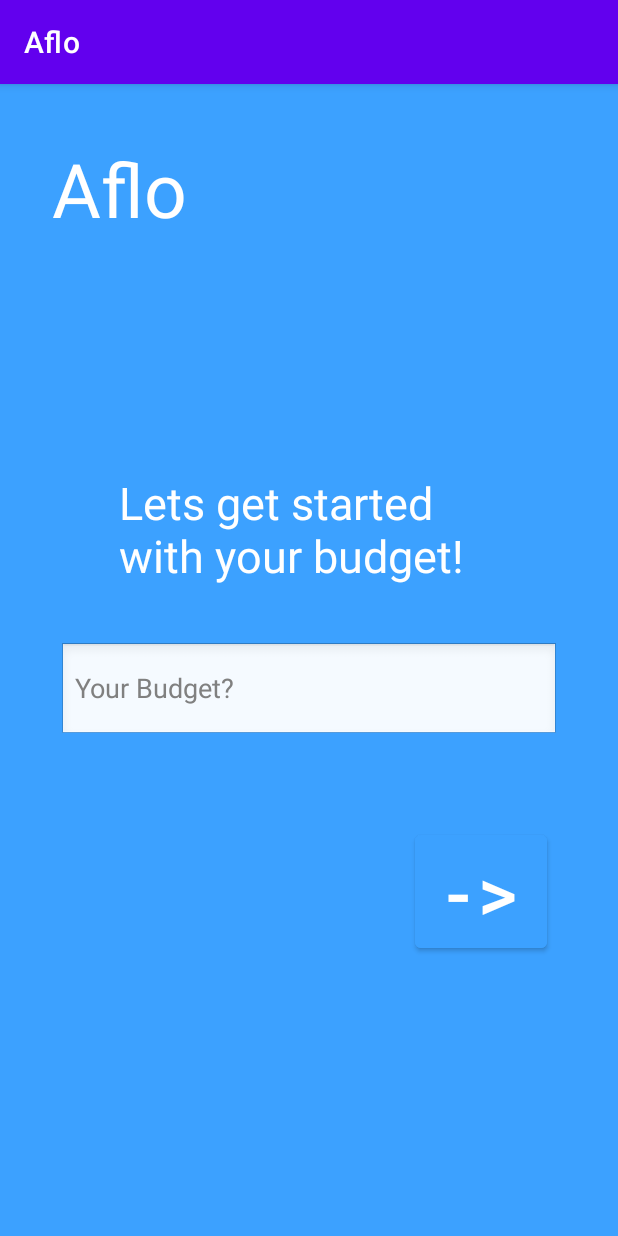
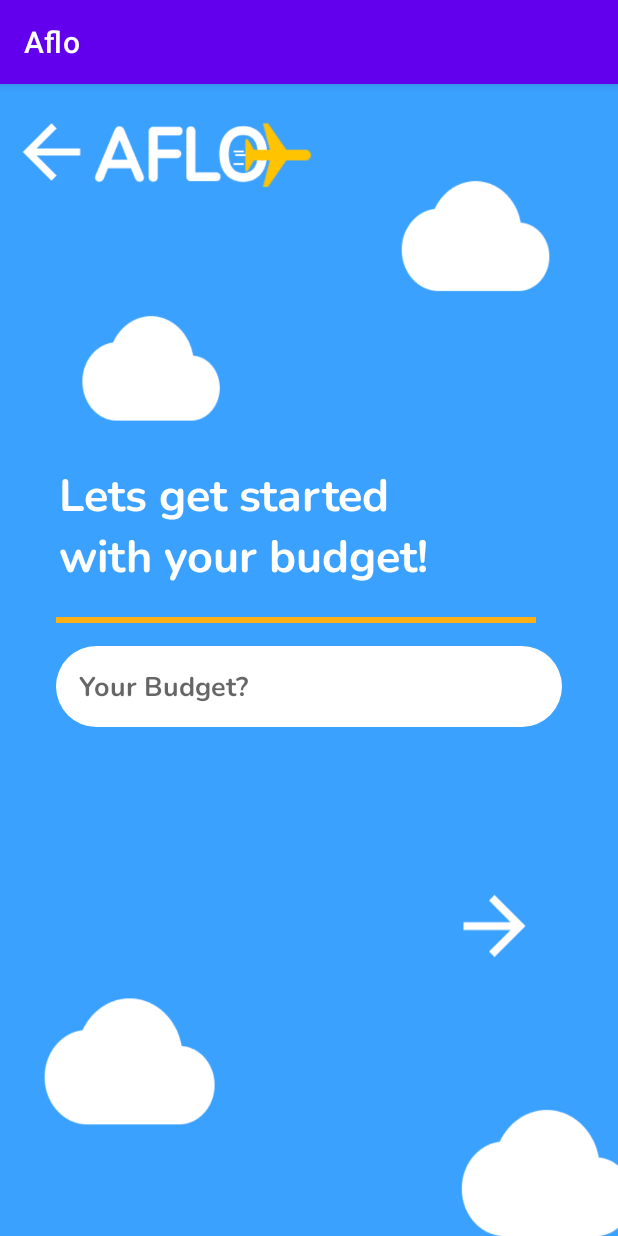
Before and after one commit to ahanani/Aflo, an Android app: the MainMenu screen opened directly, with no data from a screen before it, after a tap on "PLAN YOUR TRIP", on a phone screen of 412 x 824 dp. Run offline under Robolectric (Android 15) with nearby library versions, the phone set to English and light mode, and no system bars.

Commit message:
fragment fix/edge cases/ui improvement

```diff
--- a/app/src/main/AndroidManifest.xml
+++ b/app/src/main/AndroidManifest.xml
@@ -37,7 +37,7 @@
             android:name=".OriginSelection"
             android:exported="false" />
         <activity
-            android:name=".BudgetSelection"
+            android:name=".SelectionsPage"
             android:exported="false" />
         <activity
             android:name=".MainMenu"
--- a/app/src/main/java/com/example/aflo/BudgetSelection.java
+++ /dev/null
@@ -1,28 +0,0 @@
-package com.example.aflo;
-
-import androidx.appcompat.app.AppCompatActivity;
-
-import android.content.Intent;
-import android.os.Bundle;
-import android.util.Log;
-import android.view.View;
-
-import com.google.android.material.textfield.TextInputEditText;
-
-public class BudgetSelection extends AppCompatActivity {
-
-    @Override
-    protected void onCreate(Bundle savedInstanceState) {
-        super.onCreate(savedInstanceState);
-        setContentView(R.layout.activity_budget_selection);
-    }
-
-    public void toOriginSelection(View view) {
-        TextInputEditText input = findViewById(R.id.budgetSelectionInput);
-        Bundle bundle = new Bundle();
-        Log.d("Budget", ""+Integer.parseInt(input.getText().toString()));
-        bundle.putInt("BudgetSelection",Integer.parseInt(input.getText().toString()));
-        Intent intent = new Intent(this, OriginSelection.class);
-        startActivity(intent, bundle);
-    }
-}
--- /dev/null
+++ b/app/src/main/java/com/example/aflo/BudgetSelectionFragment.java
@@ -0,0 +1,64 @@
+package com.example.aflo;
+
+import android.os.Bundle;
+
+import androidx.fragment.app.Fragment;
+
+import android.view.LayoutInflater;
+import android.view.View;
+import android.view.ViewGroup;
+
+/**
+ * A simple {@link Fragment} subclass.
+ * Use the {@link BudgetSelectionFragment#newInstance} factory method to
+ * create an instance of this fragment.
+ */
+public class BudgetSelectionFragment extends Fragment {
+
+    // TODO: Rename parameter arguments, choose names that match
+    // the fragment initialization parameters, e.g. ARG_ITEM_NUMBER
+    private static final String ARG_PARAM1 = "param1";
+    private static final String ARG_PARAM2 = "param2";
+
+    // TODO: Rename and change types of parameters
+    private String mParam1;
+    private String mParam2;
+
+    public BudgetSelectionFragment() {
+        // Required empty public constructor
+    }
+
+    /**
+     * Use this factory method to create a new instance of
+     * this fragment using the provided parameters.
+     *
+     * @param param1 Parameter 1.
+     * @param param2 Parameter 2.
+     * @return A new instance of fragment BudgetSelectionFragment.
+     */
+    // TODO: Rename and change types and number of parameters
+    public static BudgetSelectionFragment newInstance(String param1, String param2) {
+        BudgetSelectionFragment fragment = new BudgetSelectionFragment();
+        Bundle args = new Bundle();
+        args.putString(ARG_PARAM1, param1);
+        args.putString(ARG_PARAM2, param2);
+        fragment.setArguments(args);
+        return fragment;
+    }
+
+    @Override
+    public void onCreate(Bundle savedInstanceState) {
+        super.onCreate(savedInstanceState);
+        if (getArguments() != null) {
+            mParam1 = getArguments().getString(ARG_PARAM1);
+            mParam2 = getArguments().getString(ARG_PARAM2);
+        }
+    }
+
+    @Override
+    public View onCreateView(LayoutInflater inflater, ViewGroup container,
+                             Bundle savedInstanceState) {
+        // Inflate the layout for this fragment
+        return inflater.inflate(R.layout.fragment_budget_selection, container, false);
+    }
+}
--- /dev/null
+++ b/app/src/main/java/com/example/aflo/DateSelectionFragment.java
@@ -0,0 +1,64 @@
+package com.example.aflo;
+
+import android.os.Bundle;
+
+import androidx.fragment.app.Fragment;
+
+import android.view.LayoutInflater;
+import android.view.View;
+import android.view.ViewGroup;
+
+/**
+ * A simple {@link Fragment} subclass.
+ * Use the {@link DateSelectionFragment#newInstance} factory method to
+ * create an instance of this fragment.
+ */
+public class DateSelectionFragment extends Fragment {
+
+    // TODO: Rename parameter arguments, choose names that match
+    // the fragment initialization parameters, e.g. ARG_ITEM_NUMBER
+    private static final String ARG_PARAM1 = "param1";
+    private static final String ARG_PARAM2 = "param2";
+
+    // TODO: Rename and change types of parameters
+    private String mParam1;
+    private String mParam2;
+
+    public DateSelectionFragment() {
+        // Required empty public constructor
+    }
+
+    /**
+     * Use this factory method to create a new instance of
+     * this fragment using the provided parameters.
+     *
+     * @param param1 Parameter 1.
+     * @param param2 Parameter 2.
+     * @return A new instance of fragment DateSelectionFragment.
+     */
+    // TODO: Rename and change types and number of parameters
+    public static DateSelectionFragment newInstance(String param1, String param2) {
+        DateSelectionFragment fragment = new DateSelectionFragment();
+        Bundle args = new Bundle();
+        args.putString(ARG_PARAM1, param1);
+        args.putString(ARG_PARAM2, param2);
+        fragment.setArguments(args);
+        return fragment;
+    }
+
+    @Override
+    public void onCreate(Bundle savedInstanceState) {
+        super.onCreate(savedInstanceState);
+        if (getArguments() != null) {
+            mParam1 = getArguments().getString(ARG_PARAM1);
+            mParam2 = getArguments().getString(ARG_PARAM2);
+        }
+    }
+
+    @Override
+    public View onCreateView(LayoutInflater inflater, ViewGroup container,
+                             Bundle savedInstanceState) {
+        // Inflate the layout for this fragment
+        return inflater.inflate(R.layout.fragment_date_selection, container, false);
+    }
+}
--- /dev/null
+++ b/app/src/main/java/com/example/aflo/DestinationSelectionFragment.java
@@ -0,0 +1,64 @@
+package com.example.aflo;
+
+import android.os.Bundle;
+
+import androidx.fragment.app.Fragment;
+
+import android.view.LayoutInflater;
+import android.view.View;
+import android.view.ViewGroup;
+
+/**
+ * A simple {@link Fragment} subclass.
+ * Use the {@link DestinationSelectionFragment#newInstance} factory method to
+ * create an instance of this fragment.
+ */
+public class DestinationSelectionFragment extends Fragment {
+
+    // TODO: Rename parameter arguments, choose names that match
+    // the fragment initialization parameters, e.g. ARG_ITEM_NUMBER
+    private static final String ARG_PARAM1 = "param1";
+    private static final String ARG_PARAM2 = "param2";
+
+    // TODO: Rename and change types of parameters
+    private String mParam1;
+    private String mParam2;
+
+    public DestinationSelectionFragment() {
+        // Required empty public constructor
+    }
+
+    /**
+     * Use this factory method to create a new instance of
+     * this fragment using the provided parameters.
+     *
+     * @param param1 Parameter 1.
+     * @param param2 Parameter 2.
+     * @return A new instance of fragment DestinationSelectionFragment.
+     */
+    // TODO: Rename and change types and number of parameters
+    public static DestinationSelectionFragment newInstance(String param1, String param2) {
+        DestinationSelectionFragment fragment = new DestinationSelectionFragment();
+        Bundle args = new Bundle();
+        args.putString(ARG_PARAM1, param1);
+        args.putString(ARG_PARAM2, param2);
+        fragment.setArguments(args);
+        return fragment;
+    }
+
+    @Override
+    public void onCreate(Bundle savedInstanceState) {
+        super.onCreate(savedInstanceState);
+        if (getArguments() != null) {
+            mParam1 = getArguments().getString(ARG_PARAM1);
+            mParam2 = getArguments().getString(ARG_PARAM2);
+        }
+    }
+
+    @Override
+    public View onCreateView(LayoutInflater inflater, ViewGroup container,
+                             Bundle savedInstanceState) {
+        // Inflate the layout for this fragment
+        return inflater.inflate(R.layout.fragment_destination_selection, container, false);
+    }
+}
--- a/app/src/main/java/com/example/aflo/MainMenu.java
+++ b/app/src/main/java/com/example/aflo/MainMenu.java
@@ -16,7 +16,7 @@ public class MainMenu extends AppCompatActivity {
     }
 
     public void planTrip(View view) {
-        Intent intent = new Intent(this, BudgetSelection.class);
+        Intent intent = new Intent(this, SelectionsPage.class);
         startActivity(intent);
     }
 }
--- /dev/null
+++ b/app/src/main/java/com/example/aflo/OriginSelectionFragment.java
@@ -0,0 +1,64 @@
+package com.example.aflo;
+
+import android.os.Bundle;
+
+import androidx.fragment.app.Fragment;
+
+import android.view.LayoutInflater;
+import android.view.View;
+import android.view.ViewGroup;
+
+/**
+ * A simple {@link Fragment} subclass.
+ * Use the {@link OriginSelectionFragment#newInstance} factory method to
+ * create an instance of this fragment.
+ */
+public class OriginSelectionFragment extends Fragment {
+
+    // TODO: Rename parameter arguments, choose names that match
+    // the fragment initialization parameters, e.g. ARG_ITEM_NUMBER
+    private static final String ARG_PARAM1 = "param1";
+    private static final String ARG_PARAM2 = "param2";
+
+    // TODO: Rename and change types of parameters
+    private String mParam1;
+    private String mParam2;
+
+    public OriginSelectionFragment() {
+        // Required empty public constructor
+    }
+
+    /**
+     * Use this factory method to create a new instance of
+     * this fragment using the provided parameters.
+     *
+     * @param param1 Parameter 1.
+     * @param param2 Parameter 2.
+     * @return A new instance of fragment OriginSelectionFragment.
+     */
+    // TODO: Rename and change types and number of parameters
+    public static OriginSelectionFragment newInstance(String param1, String param2) {
+        OriginSelectionFragment fragment = new OriginSelectionFragment();
+        Bundle args = new Bundle();
+        args.putString(ARG_PARAM1, param1);
+        args.putString(ARG_PARAM2, param2);
+        fragment.setArguments(args);
+        return fragment;
+    }
+
+    @Override
+    public void onCreate(Bundle savedInstanceState) {
+        super.onCreate(savedInstanceState);
+        if (getArguments() != null) {
+            mParam1 = getArguments().getString(ARG_PARAM1);
+            mParam2 = getArguments().getString(ARG_PARAM2);
+        }
+    }
+
+    @Override
+    public View onCreateView(LayoutInflater inflater, ViewGroup container,
+                             Bundle savedInstanceState) {
+        // Inflate the layout for this fragment
+        return inflater.inflate(R.layout.fragment_origin_selection, container, false);
+    }
+}
--- /dev/null
+++ b/app/src/main/res/drawable-v24/round_corner_edittext.xml
@@ -0,0 +1,11 @@
+<?xml version="1.0" encoding="utf-8"?>
+<shape
+    xmlns:android="http://schemas.android.com/apk/res/android">
+
+    <solid android:color="#FFFFFF" />
+    <corners
+        android:bottomLeftRadius="30dp"
+        android:bottomRightRadius="30dp"
+        android:topLeftRadius="30dp"
+        android:topRightRadius="30dp"/>
+</shape>
--- /dev/null
+++ b/app/src/main/res/drawable/ic_baseline_arrow_back_24.xml
@@ -0,0 +1,5 @@
+<vector android:height="24dp" android:tint="#FFFFFF"
+    android:viewportHeight="24" android:viewportWidth="24"
+    android:width="24dp" xmlns:android="http://schemas.android.com/apk/res/android">
+    <path android:fillColor="@android:color/white" android:pathData="M20,11H7.83l5.59,-5.59L12,4l-8,8 8,8 1.41,-1.41L7.83,13H20v-2z"/>
+</vector>
--- /dev/null
+++ b/app/src/main/res/drawable/ic_baseline_arrow_forward_24.xml
@@ -0,0 +1,5 @@
+<vector android:height="24dp" android:tint="#FFFFFF"
+    android:viewportHeight="24" android:viewportWidth="24"
+    android:width="24dp" xmlns:android="http://schemas.android.com/apk/res/android">
+    <path android:fillColor="@android:color/white" android:pathData="M12,4l-1.41,1.41L16.17,11H4v2h12.17l-5.58,5.59L12,20l8,-8z"/>
+</vector>
--- a/app/src/main/res/layout/activity_budget_selection.xml
+++ /dev/null
@@ -1,67 +0,0 @@
-<?xml version="1.0" encoding="utf-8"?>
-<androidx.constraintlayout.widget.ConstraintLayout xmlns:android="http://schemas.android.com/apk/res/android"
-    xmlns:app="http://schemas.android.com/apk/res-auto"
-    xmlns:tools="http://schemas.android.com/tools"
-    android:layout_width="match_parent"
-    android:layout_height="match_parent"
-    tools:context=".BudgetSelection"
-    android:background="#3CA1FF"
-    android:theme="@android:style/Theme.NoTitleBar.Fullscreen">
-
-    <TextView
-        android:id="@+id/AfloBudgetSelection"
-        android:layout_width="wrap_content"
-        android:layout_height="wrap_content"
-        android:text="@string/aflo"
-        android:textColor="#FFFFFF"
-        android:textSize="50sp"
-        app:layout_constraintBottom_toBottomOf="parent"
-        app:layout_constraintEnd_toEndOf="parent"
-        app:layout_constraintHorizontal_bias="0.108"
-        app:layout_constraintStart_toStartOf="parent"
-        app:layout_constraintTop_toTopOf="parent"
-        app:layout_constraintVertical_bias="0.051" />
-
-    <TextView
-        android:id="@+id/budgetSelectionPrompt"
-        android:layout_width="252dp"
-        android:layout_height="80dp"
-        android:text="@string/lets_get_started_with_your_budget"
-        android:textColor="#FFFFFF"
-        android:textSize="30sp"
-        app:layout_constraintBottom_toBottomOf="parent"
-        app:layout_constraintEnd_toEndOf="parent"
-        app:layout_constraintHorizontal_bias="0.496"
-        app:layout_constraintStart_toStartOf="parent"
-        app:layout_constraintTop_toTopOf="parent"
-        app:layout_constraintVertical_bias="0.376" />
-
-    <com.google.android.material.textfield.TextInputEditText
-        android:id="@+id/budgetSelectionInput"
-        android:layout_width="333dp"
-        android:layout_height="66dp"
-        android:hint="@string/your_budget"
-        app:layout_constraintBottom_toBottomOf="parent"
-        app:layout_constraintEnd_toEndOf="parent"
-        app:layout_constraintStart_toStartOf="parent"
-        app:layout_constraintTop_toTopOf="parent"
-        app:layout_constraintVertical_bias="0.53" />
-
-    <Button
-        android:id="@+id/button4"
-        android:layout_width="wrap_content"
-        android:layout_height="wrap_content"
-        android:backgroundTint="#3CA1FF"
-        android:text="@string/arrow"
-        android:textColor="#FFFFFF"
-        android:textSize="50sp"
-        android:onClick="toOriginSelection"
-        app:layout_constraintBottom_toBottomOf="parent"
-        app:layout_constraintEnd_toEndOf="parent"
-        app:layout_constraintHorizontal_bias="0.854"
-        app:layout_constraintStart_toStartOf="parent"
-        app:layout_constraintTop_toTopOf="parent"
-        app:layout_constraintVertical_bias="0.727" />
-
-
-</androidx.constraintlayout.widget.ConstraintLayout>
--- a/app/src/main/res/layout/activity_row.xml
+++ b/app/src/main/res/layout/activity_row.xml
@@ -64,7 +64,7 @@
             android:width="280dp"
             android:paddingHorizontal="10dp"
             android:text="@string/detail"
-            android:textColor="@color/yellow"
+            android:textColor="@color/progress_bar_yellow"
             android:textSize="12sp"
             app:layout_constraintBottom_toBottomOf="parent"
             app:layout_constraintEnd_toEndOf="parent"
--- /dev/null
+++ b/app/src/main/res/layout/activity_selections_page.xml
@@ -0,0 +1,48 @@
+<?xml version="1.0" encoding="utf-8"?>
+<androidx.constraintlayout.widget.ConstraintLayout xmlns:android="http://schemas.android.com/apk/res/android"
+    xmlns:app="http://schemas.android.com/apk/res-auto"
+    xmlns:tools="http://schemas.android.com/tools"
+    android:layout_width="match_parent"
+    android:layout_height="match_parent"
+    tools:context=".SelectionsPage"
+    android:background="@drawable/background_without_arrow"
+    android:theme="@android:style/Theme.NoTitleBar.Fullscreen">
+
+    <ImageView
+        android:id="@+id/imageView3"
+        android:layout_width="58dp"
+        android:layout_height="57dp"
+        android:src="@drawable/ic_baseline_arrow_back_24"
+        app:layout_constraintBottom_toBottomOf="parent"
+        app:layout_constraintEnd_toEndOf="parent"
+        app:layout_constraintHorizontal_bias="0.016"
+        app:layout_constraintStart_toStartOf="parent"
+        app:layout_constraintTop_toTopOf="parent"
+        app:layout_constraintVertical_bias="0.023" />
+
+    <androidx.fragment.app.FragmentContainerView
+        android:id="@+id/selectionsContainer"
+        android:name="com.example.aflo.BudgetSelectionFragment"
+        android:layout_width="410dp"
+        android:layout_height="727dp"
+        app:layout_constraintBottom_toBottomOf="parent"
+        app:layout_constraintEnd_toEndOf="parent"
+        app:layout_constraintHorizontal_bias="0.491"
+        app:layout_constraintStart_toStartOf="parent"
+        app:layout_constraintTop_toTopOf="parent"
+        app:layout_constraintVertical_bias="0.436" />
+
+    <ImageView
+        android:id="@+id/forwardButton"
+        android:layout_width="62dp"
+        android:layout_height="64dp"
+        android:src="@drawable/ic_baseline_arrow_forward_24"
+        app:layout_constraintBottom_toBottomOf="parent"
+        app:layout_constraintEnd_toEndOf="parent"
+        app:layout_constraintHorizontal_bias="0.853"
+        app:layout_constraintStart_toStartOf="parent"
+        app:layout_constraintTop_toTopOf="parent"
+        app:layout_constraintVertical_bias="0.752" />
+
+
+</androidx.constraintlayout.widget.ConstraintLayout>
--- /dev/null
+++ b/app/src/main/res/layout/fragment_budget_selection.xml
@@ -0,0 +1,52 @@
+<?xml version="1.0" encoding="utf-8"?>
+<androidx.constraintlayout.widget.ConstraintLayout xmlns:android="http://schemas.android.com/apk/res/android"
+    xmlns:app="http://schemas.android.com/apk/res-auto"
+    xmlns:tools="http://schemas.android.com/tools"
+    android:layout_width="match_parent"
+    android:layout_height="match_parent"
+    tools:context=".BudgetSelectionFragment">
+
+    <TextView
+        android:id="@+id/budgetSelectionPrompt"
+        app:layout_constraintBottom_toBottomOf="parent"
+        app:layout_constraintEnd_toEndOf="parent"
+        app:layout_constraintHorizontal_bias="0.245"
+        app:layout_constraintStart_toStartOf="parent"
+        app:layout_constraintTop_toTopOf="parent"
+        app:layout_constraintVertical_bias="0.364"
+        android:layout_width="252dp"
+        android:layout_height="80dp"
+        android:fontFamily="@font/nunito_bold"
+        android:text="@string/lets_get_started_with_your_budget"
+        android:textColor="#FFFFFF"
+        android:textSize="30sp" />
+
+    <com.google.android.material.textfield.TextInputEditText
+        android:id="@+id/budgetSelectionInput"
+        android:layout_width="337dp"
+        android:layout_height="54dp"
+        android:background="@drawable/round_corner_edittext"
+        android:fontFamily="@font/nunito_bold"
+        android:hint="@string/your_budget"
+        android:paddingLeft="15sp"
+        app:layout_constraintBottom_toBottomOf="parent"
+        app:layout_constraintEnd_toEndOf="parent"
+        app:layout_constraintStart_toStartOf="parent"
+        app:layout_constraintTop_toTopOf="parent"
+        app:layout_constraintVertical_bias="0.53"
+        android:inputType="number"/>
+
+    <View
+        android:id="@+id/view"
+        android:layout_width="320dp"
+        android:layout_height="4dp"
+        android:background="@color/aflo_orange"
+        app:layout_constraintBottom_toBottomOf="parent"
+        app:layout_constraintEnd_toEndOf="parent"
+        app:layout_constraintHorizontal_bias="0.406"
+        app:layout_constraintStart_toStartOf="parent"
+        app:layout_constraintTop_toTopOf="parent"
+        app:layout_constraintVertical_bias="0.466" />
+
+
+</androidx.constraintlayout.widget.ConstraintLayout>
```
Also changed, not shown: app/src/main/java/com/example/aflo/SelectionsPage.java (added, +106 -0 lines), app/src/main/res/layout/fragment_date_selection.xml (added, +65 -0 lines), app/src/main/res/layout/fragment_destination_selection.xml (added, +51 -0 lines), app/src/main/res/layout/fragment_origin_selection.xml (added, +50 -0 lines), app/src/main/res/drawable-v24/background_without_arrow.png (added).
